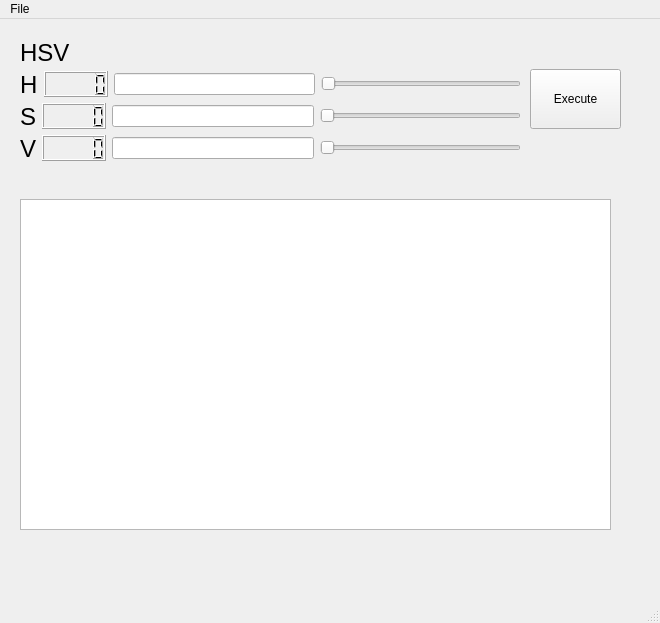
Before: the Qt Designer form ball_tracking/ball_tracking_ui.ui in jiuya/TrackingCamera, drawn with Qt 5.
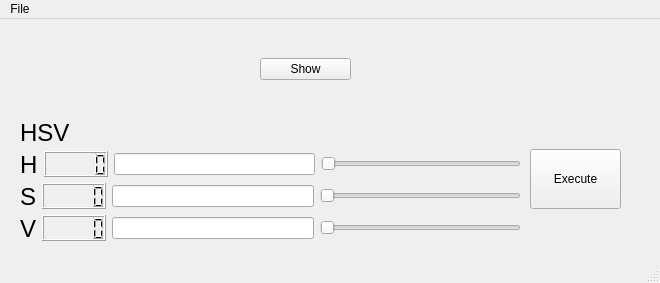
After: the same form once the commit is applied.

The edit to the form file:
```diff
--- a/ball_tracking/ball_tracking_ui.ui
+++ b/ball_tracking/ball_tracking_ui.ui
@@ -7,7 +7,7 @@
     <x>0</x>
     <y>0</y>
     <width>660</width>
-    <height>623</height>
+    <height>283</height>
    </rect>
   </property>
   <property name="cursor">
@@ -20,42 +20,11 @@
    <enum>Qt::LeftToRight</enum>
   </property>
   <widget class="QWidget" name="centralwidget">
-   <widget class="QGraphicsView" name="pic_View">
-    <property name="geometry">
-     <rect>
-      <x>20</x>
-      <y>180</y>
-      <width>591</width>
-      <height>331</height>
-     </rect>
-    </property>
-    <property name="minimumSize">
-     <size>
-      <width>591</width>
-      <height>331</height>
-     </size>
-    </property>
-    <property name="maximumSize">
-     <size>
-      <width>1000</width>
-      <height>1000</height>
-     </size>
-    </property>
-    <property name="mouseTracking">
-     <bool>true</bool>
-    </property>
-    <property name="focusPolicy">
-     <enum>Qt::NoFocus</enum>
-    </property>
-    <property name="autoFillBackground">
-     <bool>false</bool>
-    </property>
-   </widget>
    <widget class="QWidget" name="verticalLayoutWidget">
     <property name="geometry">
      <rect>
       <x>20</x>
-      <y>20</y>
+      <y>100</y>
       <width>501</width>
       <height>122</height>
      </rect>
@@ -164,7 +133,7 @@
     <property name="geometry">
      <rect>
       <x>530</x>
-      <y>20</y>
+      <y>100</y>
       <width>91</width>
       <height>121</height>
      </rect>
@@ -194,7 +163,25 @@
      </item>
     </layout>
    </widget>
-   <zorder>pic_View</zorder>
+   <widget class="QWidget" name="horizontalLayoutWidget">
+    <property name="geometry">
+     <rect>
+      <x>260</x>
+      <y>10</y>
+      <width>91</width>
+      <height>80</height>
+     </rect>
+    </property>
+    <layout class="QHBoxLayout" name="horizontalLayout">
+     <item>
+      <widget class="QPushButton" name="show_button">
+       <property name="text">
+        <string>Show</string>
+       </property>
+      </widget>
+     </item>
+    </layout>
+   </widget>
    <zorder>verticalLayoutWidget</zorder>
    <zorder>verticalLayoutWidget_2</zorder>
    <zorder></zorder>
```
Left out of the diff: 1 changed line with no effect on the pictures.
